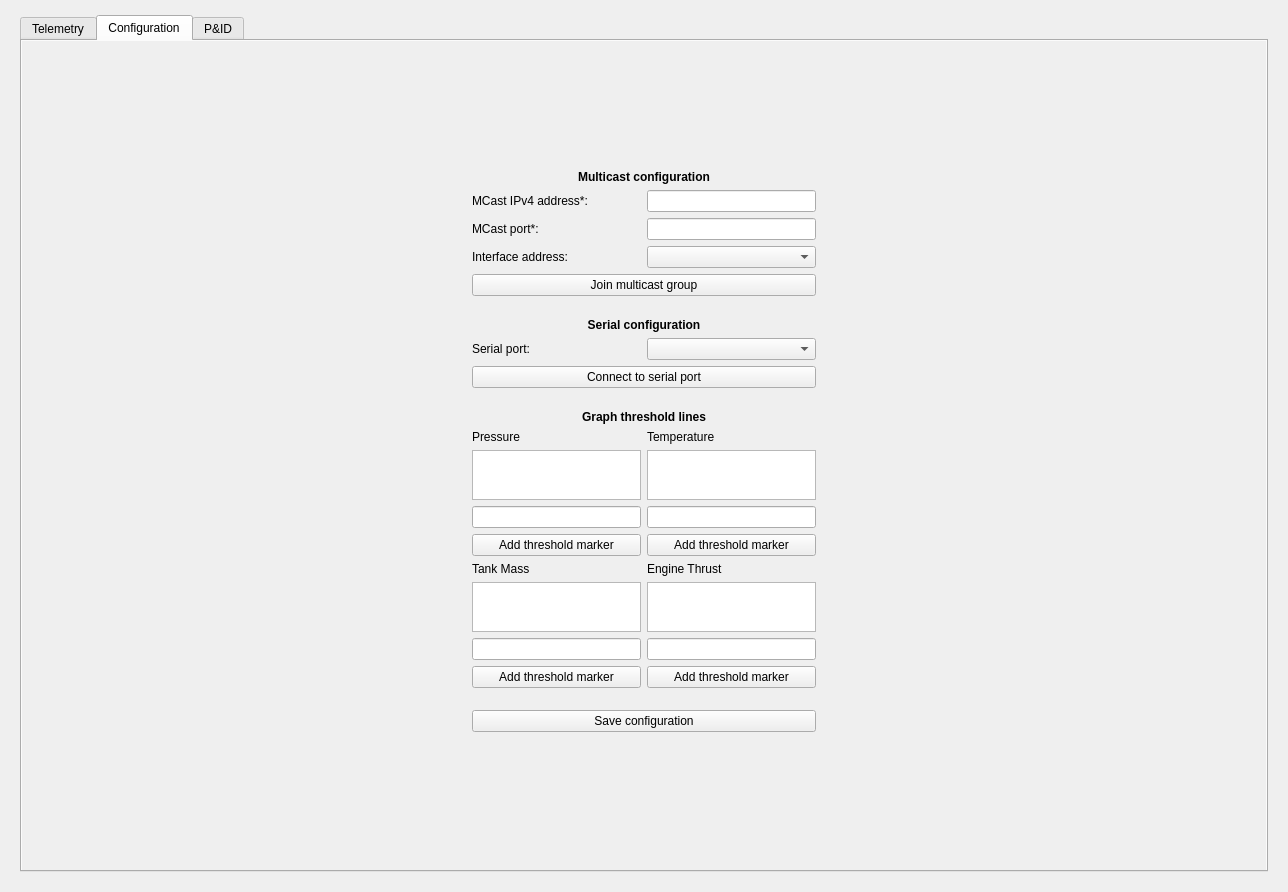
Before: the Qt Designer form main_window/ui/form.ui in CarletonURocketry/hybrid-engine-ui, drawn with Qt 5.
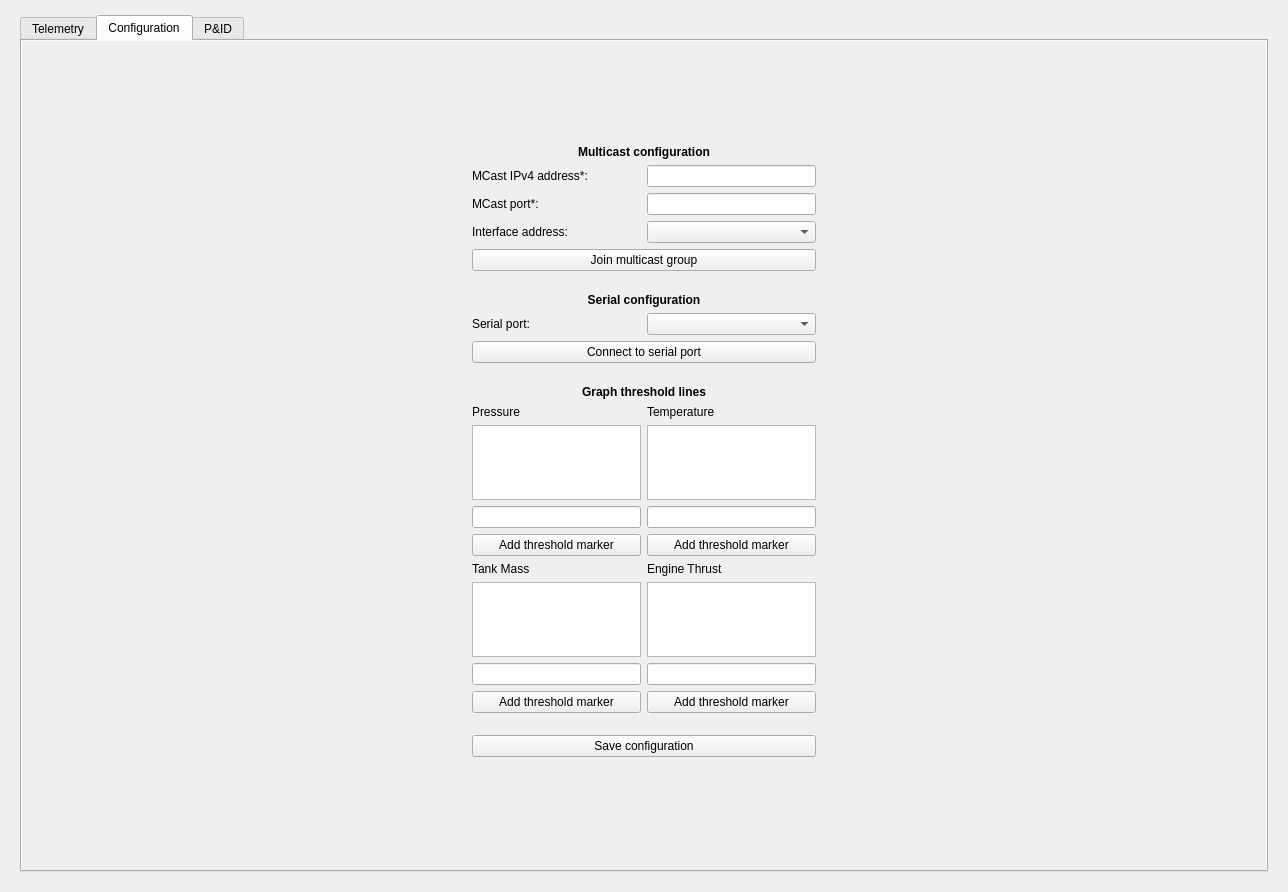
After: the same form once the commit is applied. The open tabs and pages were chosen to show the change. Icons and pictures are not drawn. Custom widgets are drawn as their Qt base class.

```diff
--- a/main_window/ui/form.ui
+++ b/main_window/ui/form.ui
@@ -1092,7 +1092,7 @@
              <property name="maximumSize">
               <size>
                <width>16777215</width>
-               <height>50</height>
+               <height>75</height>
               </size>
              </property>
             </widget>
@@ -1142,7 +1142,7 @@
              <property name="maximumSize">
               <size>
                <width>16777215</width>
-               <height>50</height>
+               <height>75</height>
               </size>
              </property>
             </widget>
@@ -1192,7 +1192,7 @@
              <property name="maximumSize">
               <size>
                <width>16777215</width>
-               <height>50</height>
+               <height>75</height>
               </size>
              </property>
             </widget>
@@ -1242,7 +1242,7 @@
              <property name="maximumSize">
               <size>
                <width>16777215</width>
-               <height>50</height>
+               <height>75</height>
               </size>
              </property>
             </widget>
```
Left out of the diff: 2 changed lines with no effect on the pictures.
